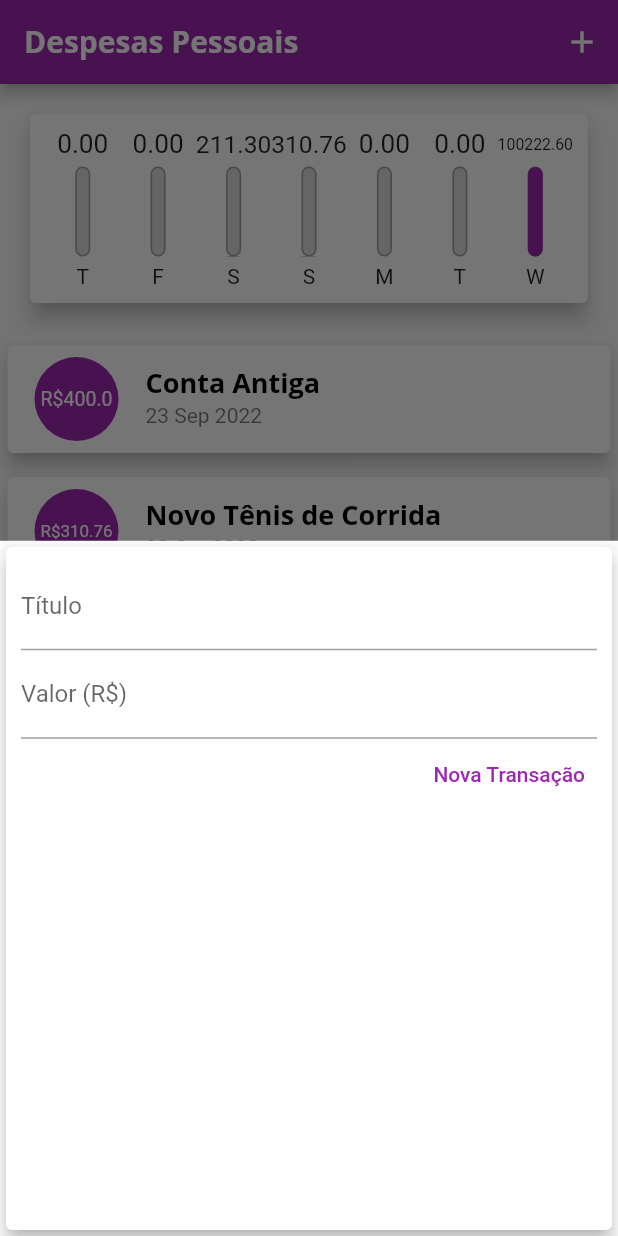
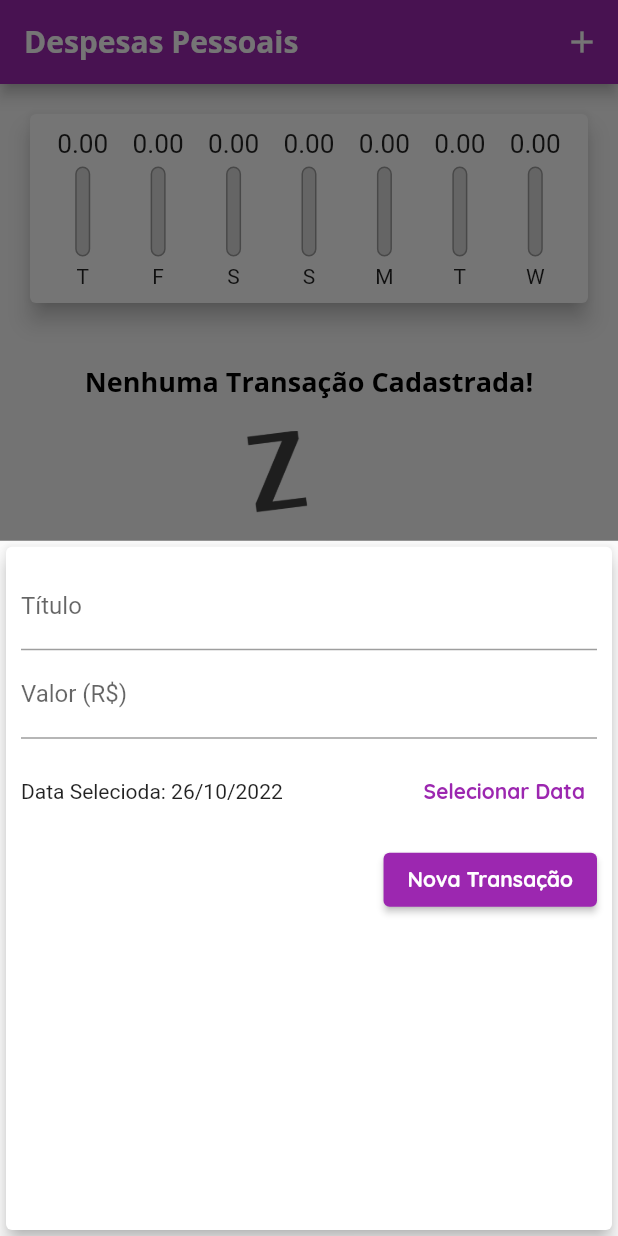
Before and after one commit to pf-haidar/expenses, a Flutter app: the screen it shows after launch, after a tap on the "add" icon, on a phone screen of 412 x 824 dp. Run offline on Flutter 3.47's test engine with Material 2 defaults, Android fonts, the phone set to English and light mode, and no system bars.

Commit message:
fix no transactions situation

```diff
--- a/lib/components/chart.dart
+++ b/lib/components/chart.dart
@@ -56,7 +56,9 @@ class Chart extends StatelessWidget {
               child: ChartBar(
                 label: tr['day'].toString(),
                 value: double.parse(tr['value'].toString()),
-                percentage: (tr['value'] as double) / _weekTotalValue,
+                percentage: _weekTotalValue == 0
+                    ? 0
+                    : (tr['value'] as double) / _weekTotalValue,
               ),
             );
           }).toList(),
--- a/lib/components/transaction_form.dart
+++ b/lib/components/transaction_form.dart
@@ -1,28 +1,46 @@
 import 'package:flutter/material.dart';
+import 'package:intl/intl.dart';
 
 class TransactionForm extends StatefulWidget {
   const TransactionForm({Key? key, required this.onSubmit}) : super(key: key);
 
-  final void Function(String, double) onSubmit;
+  final void Function(String, double, DateTime) onSubmit;
 
   @override
   State<TransactionForm> createState() => _TransactionFormState();
 }
 
 class _TransactionFormState extends State<TransactionForm> {
-  final titleController = TextEditingController();
-
-  final valueController = TextEditingController();
+  final _titleController = TextEditingController();
+  final _valueController = TextEditingController();
+  var _selectedDate = DateTime.now();
 
   _submitForm() {
-    final title = titleController.text;
-    final value = double.tryParse(valueController.text) ?? 0.0;
+    final title = _titleController.text;
+    final value = double.tryParse(_valueController.text) ?? 0.0;
 
     if (title.isEmpty || value <= 0) {
       return;
     }
 
-    widget.onSubmit(title, value);
+    widget.onSubmit(title, value, _selectedDate);
+  }
+
+  _showDatePicker() {
+    showDatePicker(
+      context: context,
+      initialDate: DateTime.now(),
+      firstDate: DateTime(2022),
+      lastDate: DateTime.now(),
+    ).then((pickedDate) {
+      if (pickedDate == null) {
+        return;
+      }
+
+      setState(() {
+        _selectedDate = pickedDate;
+      });
+    });
   }
 
   @override
@@ -34,30 +52,48 @@ class _TransactionFormState extends State<TransactionForm> {
         child: Column(
           children: [
             TextField(
-              controller: titleController,
+              controller: _titleController,
               onSubmitted: (_) => _submitForm(),
-              decoration: InputDecoration(
+              decoration: const InputDecoration(
                 label: Text('Título'),
               ),
             ),
             TextField(
-              controller: valueController,
+              controller: _valueController,
               keyboardType: TextInputType.numberWithOptions(decimal: true),
               onSubmitted: (_) => _submitForm(),
               decoration: InputDecoration(
-                label: Text('Valor (R\$)'),
+                label: const Text('Valor (R\$)'),
+              ),
+            ),
+            Container(
+              height: 70,
+              child: Row(
+                children: [
+                  Expanded(
+                    child: Text(
+                      _selectedDate == null
+                          ? 'Nenhuma data selecionada!'
+                          : 'Data Selecioda: ${DateFormat('d/M/y').format(_selectedDate)}',
+                    ),
+                  ),
+                  TextButton(
+                    onPressed: _showDatePicker,
+                    child: const Text(
+                      'Selecionar Data',
+                      style: TextStyle(fontWeight: FontWeight.bold),
+                    ),
+                  )
+                ],
               ),
             ),
             Row(
               mainAxisAlignment: MainAxisAlignment.end,
               children: [
-                TextButton(
+                ElevatedButton(
                   onPressed: _submitForm,
                   child: const Text(
                     'Nova Transação',
-                    style: TextStyle(
-                      color: Colors.purple,
-                    ),
                   ),
                 ),
               ],
--- a/lib/components/transaction_list.dart
+++ b/lib/components/transaction_list.dart
@@ -5,9 +5,13 @@ import 'package:intl/intl.dart';
 
 class TransactionList extends StatelessWidget {
   final List<Transaction> transactions;
+  final void Function(String) onRemove;
 
-  const TransactionList({Key? key, required this.transactions})
-      : super(key: key);
+  const TransactionList({
+    Key? key,
+    required this.transactions,
+    required this.onRemove,
+  }) : super(key: key);
 
   @override
   Widget build(BuildContext context) {
@@ -41,7 +45,8 @@ class TransactionList extends StatelessWidget {
                 final tr = transactions[index];
                 return Card(
                   elevation: 5,
-                  margin: const EdgeInsets.symmetric(vertical: 8, horizontal: 5),
+                  margin:
+                      const EdgeInsets.symmetric(vertical: 8, horizontal: 5),
                   child: ListTile(
                     leading: CircleAvatar(
                       backgroundColor: Theme.of(context).colorScheme.primary,
@@ -58,7 +63,14 @@ class TransactionList extends StatelessWidget {
                     ),
                     title: Text(tr.title,
                         style: Theme.of(context).textTheme.headline6),
-                    subtitle: Text(DateFormat('d MMM y').format(tr.date),),
+                    subtitle: Text(
+                      DateFormat('d MMM y').format(tr.date),
+                    ),
+                    trailing: IconButton(
+                      icon: const Icon(Icons.delete),
+                      color: Theme.of(context).errorColor,
+                      onPressed: () => onRemove(tr.id),
+                    ),
                   ),
                 );
               },
--- a/lib/main.dart
+++ b/lib/main.dart
@@ -31,6 +31,10 @@ class ExpensesApp extends StatelessWidget {
             fontWeight: FontWeight.bold,
             color: Colors.black,
           ),
+          button: TextStyle(
+            fontFamily: 'Quicksand',
+            fontWeight: FontWeight.bold,
+          ),
         ),
         appBarTheme: AppBarTheme(
           titleTextStyle: TextStyle(
@@ -53,36 +57,36 @@ class MyHomePage extends StatefulWidget {
 
 class _MyHomePageState extends State<MyHomePage> {
   final List<Transaction> _transactions = [
-    Transaction(
-      id: 't0',
-      title: 'Conta Antiga',
-      value: 400.00,
-      date: DateTime.now().subtract(Duration(days: 33)),
-    ),
-    Transaction(
-      id: 't1',
-      title: 'Novo Tênis de Corrida',
-      value: 310.76,
-      date: DateTime.now().subtract(Duration(days: 3)),
-    ),
-    Transaction(
-      id: 't2',
-      title: 'Conta de Luz',
-      value: 211.30,
-      date: DateTime.now().subtract(Duration(days: 4)),
-    ),
-    Transaction(
-      id: 't3',
-      title: 'Cartão de Crédito',
-      value: 100211.30,
-      date: DateTime.now(),
-    ),
-    Transaction(
-      id: 't4',
-      title: 'Lanche',
-      value: 11.30,
-      date: DateTime.now(),
-    ),
+    // Transaction(
+    //   id: 't0',
+    //   title: 'Conta Antiga',
+    //   value: 400.00,
+    //   date: DateTime.now().subtract(Duration(days: 33)),
+    // ),
+    // Transaction(
+    //   id: 't1',
+    //   title: 'Novo Tênis de Corrida',
+    //   value: 310.76,
+    //   date: DateTime.now().subtract(Duration(days: 3)),
+    // ),
+    // Transaction(
+    //   id: 't2',
+    //   title: 'Conta de Luz',
+    //   value: 211.30,
+    //   date: DateTime.now().subtract(Duration(days: 4)),
+    // ),
+    // Transaction(
+    //   id: 't3',
+    //   title: 'Cartão de Crédito',
+    //   value: 100211.30,
+    //   date: DateTime.now(),
+    // ),
+    // Transaction(
+    //   id: 't4',
+    //   title: 'Lanche',
+    //   value: 11.30,
+    //   date: DateTime.now(),
+    // ),
   ];
 
   List<Transaction> get _recentTransactions {
@@ -95,12 +99,12 @@ class _MyHomePageState extends State<MyHomePage> {
     }).toList();
   }
 
-  _addTransaction(String title, double value) {
+  _addTransaction(String title, double value, DateTime date) {
     final newTransaction = Transaction(
       id: Random().nextDouble().toString(),
       title: title,
       value: value,
-      date: DateTime.now(),
+      date: date,
     );
 
     setState(() {
@@ -108,6 +112,12 @@ class _MyHomePageState extends State<MyHomePage> {
     });
 
     Navigator.of(context).pop();
+  }
+
+  _removeTransaction(String id) {
+    setState(() {
+      _transactions.removeWhere((tr) => tr.id == id);
+    });
   }
 
   _openTransactionFormModal(BuildContext context) {
@@ -139,7 +149,10 @@ class _MyHomePageState extends State<MyHomePage> {
           // ignore: prefer_const_literals_to_create_immutables
           children: [
             Chart(recentTransaction: _recentTransactions),
-            TransactionList(transactions: _transactions),
+            TransactionList(
+              transactions: _transactions,
+              onRemove: _removeTransaction,
+            ),
           ],
         ),
       ),
```
